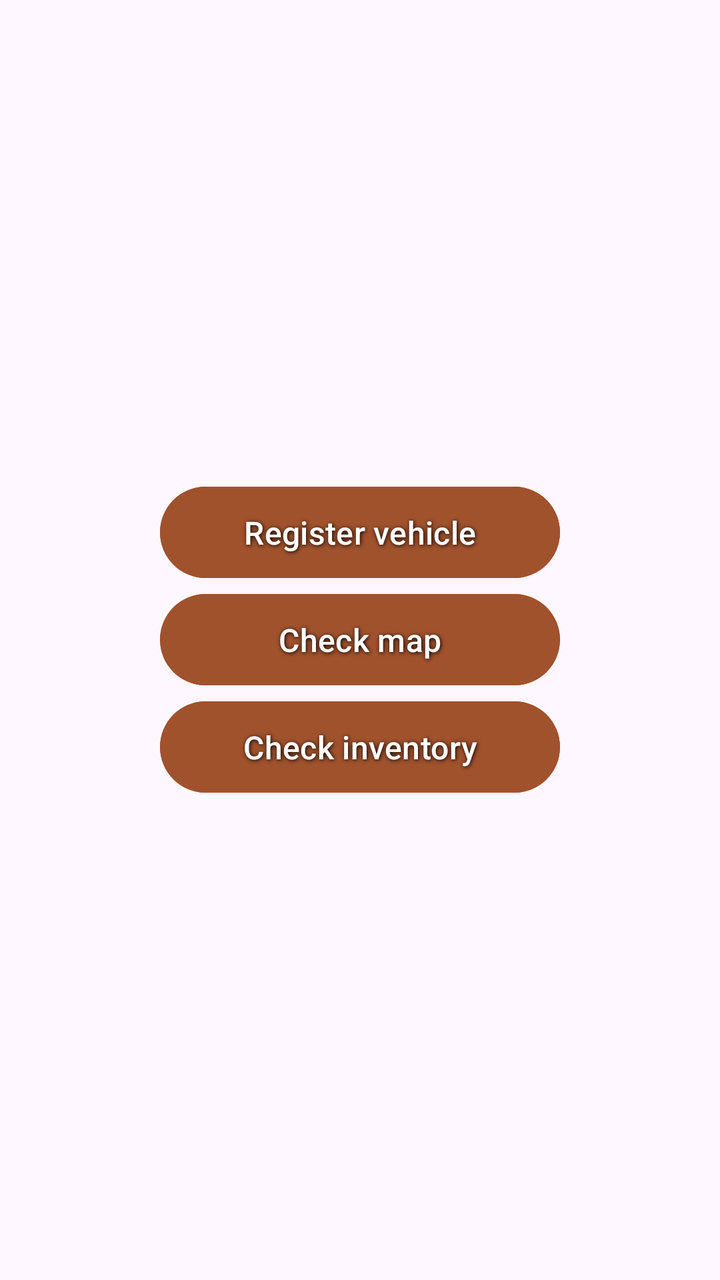
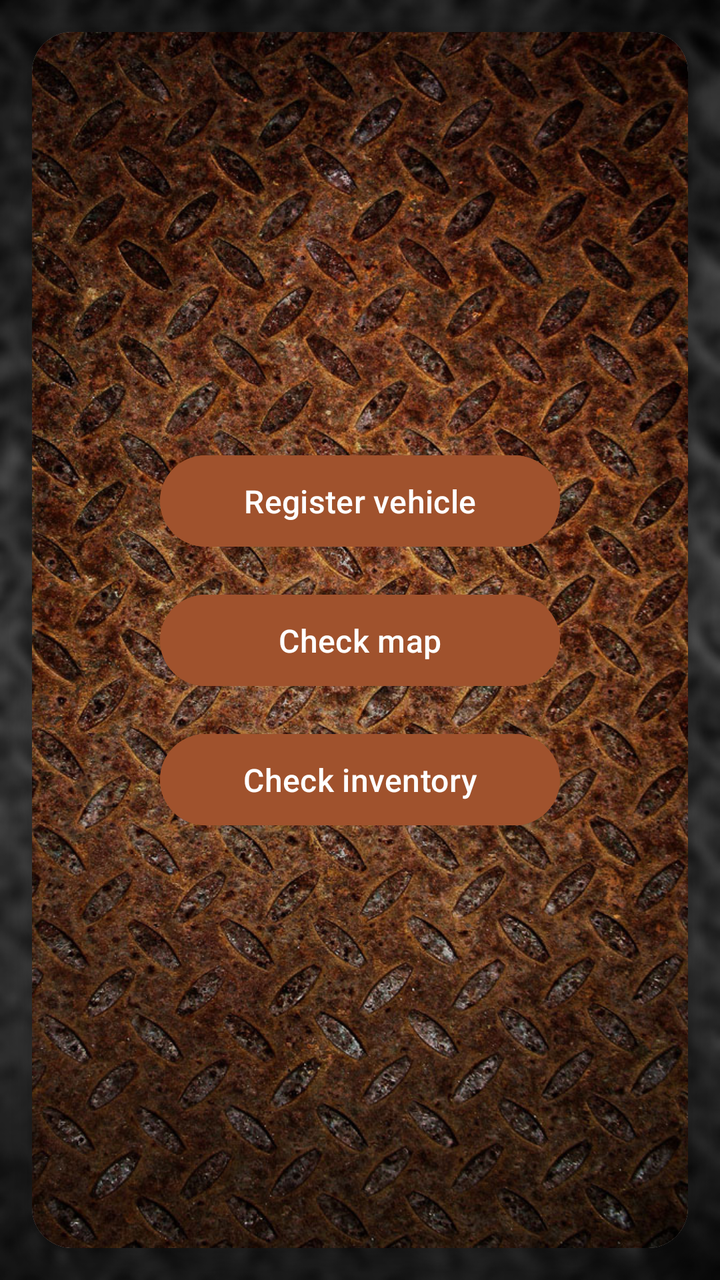

Screens rendered from an Android XML layout before and after an edit, with the pre-edit source and the edit as a unified diff.
<!-- AndroidManifest.xml: application theme Theme.ProjectDroid -->
<!-- res/layout/activity_main.xml -->
<?xml version="1.0" encoding="utf-8"?>
<LinearLayout xmlns:android="http://schemas.android.com/apk/res/android"
    android:layout_width="match_parent"
    android:layout_height="match_parent"
    android:gravity="center"
    android:orientation="vertical"
    android:padding="24dp">

    <Button
        android:id="@+id/respectBotton"
        android:layout_width="200dp"
        android:layout_height="wrap_content"
        android:backgroundTint="#A0522D"
        android:paddingHorizontal="24dp"
        android:paddingVertical="12dp"
        android:text="Register vehicle"
        android:textColor="#FFFFFF"
        android:textSize="16sp"
        android:shadowColor="#000000"
        android:shadowDx="1"
        android:shadowDy="1"
        android:shadowRadius="5" />

    <Button
        android:id="@+id/mapButton"
        android:layout_width="200dp"
        android:layout_height="wrap_content"
        android:backgroundTint="#A0522D"
        android:paddingHorizontal="24dp"
        android:paddingVertical="12dp"
        android:text="Check map"
        android:textColor="#FFFFFF"
        android:textSize="16sp"
        android:shadowColor="#000000"
        android:shadowDx="1"
        android:shadowDy="1"
        android:shadowRadius="5" />

    <Button
        android:id="@+id/inventoryButton"
        android:layout_width="200dp"
        android:layout_height="wrap_content"
        android:backgroundTint="#A0522D"
        android:paddingHorizontal="24dp"
        android:paddingVertical="12dp"
        android:text="Check inventory"
        android:textColor="#FFFFFF"
        android:textSize="16sp"
        android:shadowColor="#000000"
        android:shadowDx="1"
        android:shadowDy="1"
        android:shadowRadius="5" />




</LinearLayout>
<!-- resources referenced by this layout -->
<resources>
  <style name="Theme.ProjectDroid" parent="Base.Theme.ProjectDroid" />
  <style name="Base.Theme.ProjectDroid" parent="Theme.Material3.DayNight.NoActionBar">
          
          
      </style>
</resources>

<!-- the commit's change to res/layout/activity_main.xml (unified diff, before → after) -->
@@ -1,57 +1,84 @@
 <?xml version="1.0" encoding="utf-8"?>
-<LinearLayout xmlns:android="http://schemas.android.com/apk/res/android"
+<androidx.constraintlayout.widget.ConstraintLayout
+    xmlns:android="http://schemas.android.com/apk/res/android"
+    xmlns:app="http://schemas.android.com/apk/res-auto"
+    xmlns:tools="http://schemas.android.com/tools"
     android:layout_width="match_parent"
     android:layout_height="match_parent"
-    android:gravity="center"
-    android:orientation="vertical"
-    android:padding="24dp">
+    android:background="@drawable/rust_backgroundblurbw"
+    tools:context=".MainActivity">
 
-    <Button
-        android:id="@+id/respectBotton"
-        android:layout_width="200dp"
-        android:layout_height="wrap_content"
-        android:backgroundTint="#A0522D"
-        android:paddingHorizontal="24dp"
-        android:paddingVertical="12dp"
-        android:text="Register vehicle"
-        android:textColor="#FFFFFF"
-        android:textSize="16sp"
-        android:shadowColor="#000000"
-        android:shadowDx="1"
-        android:shadowDy="1"
-        android:shadowRadius="5" />
+    <androidx.cardview.widget.CardView
+        android:layout_width="0dp"
+        android:layout_height="0dp"
+        android:layout_margin="16dp"
+        app:cardCornerRadius="20dp"
+        app:cardElevation="8dp"
+        app:layout_constraintTop_toTopOf="parent"
+        app:layout_constraintBottom_toBottomOf="parent"
+        app:layout_constraintStart_toStartOf="parent"
+        app:layout_constraintEnd_toEndOf="parent">
 
-    <Button
-        android:id="@+id/mapButton"
-        android:layout_width="200dp"
-        android:layout_height="wrap_content"
-        android:backgroundTint="#A0522D"
-        android:paddingHorizontal="24dp"
-        android:paddingVertical="12dp"
-        android:text="Check map"
-        android:textColor="#FFFFFF"
-        android:textSize="16sp"
-        android:shadowColor="#000000"
-        android:shadowDx="1"
-        android:shadowDy="1"
-        android:shadowRadius="5" />
+        <androidx.constraintlayout.widget.ConstraintLayout
+            android:layout_width="match_parent"
+            android:layout_height="match_parent">
 
-    <Button
-        android:id="@+id/inventoryButton"
-        android:layout_width="200dp"
-        android:layout_height="wrap_content"
-        android:backgroundTint="#A0522D"
-        android:paddingHorizontal="24dp"
-        android:paddingVertical="12dp"
-        android:text="Check inventory"
-        android:textColor="#FFFFFF"
-        android:textSize="16sp"
-        android:shadowColor="#000000"
-        android:shadowDx="1"
-        android:shadowDy="1"
-        android:shadowRadius="5" />
+            <ImageView
+                android:layout_width="match_parent"
+                android:layout_height="match_parent"
+                android:scaleType="centerCrop"
+                android:src="@drawable/rust_background" />
 
+            <Button
+                android:id="@+id/respectBotton"
+                android:layout_width="200dp"
+                android:layout_height="wrap_content"
+                android:backgroundTint="#A0522D"
+                android:paddingHorizontal="24dp"
+                android:paddingVertical="12dp"
+                android:text="Register vehicle"
+                android:textColor="#FFFFFF"
+                android:textSize="16sp"
+                app:layout_constraintTop_toTopOf="parent"
+                app:layout_constraintBottom_toTopOf="@id/mapButton"
+                app:layout_constraintStart_toStartOf="parent"
+                app:layout_constraintEnd_toEndOf="parent"
+                app:layout_constraintVertical_chainStyle="packed" />
 
+            <Button
+                android:id="@+id/mapButton"
+                android:layout_width="200dp"
+                android:layout_height="wrap_content"
+                android:backgroundTint="#A0522D"
+                android:layout_marginTop="16dp"
+                android:paddingHorizontal="24dp"
+                android:paddingVertical="12dp"
+                android:text="Check map"
+                android:textColor="#FFFFFF"
+                android:textSize="16sp"
+                app:layout_constraintTop_toBottomOf="@id/respectBotton"
+                app:layout_constraintBottom_toTopOf="@id/inventoryButton"
+                app:layout_constraintStart_toStartOf="parent"
+                app:layout_constraintEnd_toEndOf="parent" />
 
+            <Button
+                android:id="@+id/inventoryButton"
+                android:layout_width="200dp"
+                android:layout_height="wrap_content"
+                android:backgroundTint="#A0522D"
+                android:layout_marginTop="16dp"
+                android:paddingHorizontal="24dp"
+                android:paddingVertical="12dp"
+                android:text="Check inventory"
+                android:textColor="#FFFFFF"
+                android:textSize="16sp"
+                app:layout_constraintTop_toBottomOf="@id/mapButton"
+                app:layout_constraintBottom_toBottomOf="parent"
+                app:layout_constraintStart_toStartOf="parent"
+                app:layout_constraintEnd_toEndOf="parent" />
 
-</LinearLayout>
+        </androidx.constraintlayout.widget.ConstraintLayout>
+
+    </androidx.cardview.widget.CardView>
+
+</androidx.constraintlayout.widget.ConstraintLayout>
<!-- resource entries referenced after the edit -->
@@ -1,5 +1,7 @@
 <!-- resources referenced by this layout -->
 <resources>
+  <!-- drawable rust_background: jpg bitmap (drawable, 361557 bytes) -->
+  <!-- drawable rust_backgroundblurbw: jpg bitmap (drawable, 70130 bytes) -->
   <style name="Theme.ProjectDroid" parent="Base.Theme.ProjectDroid" />
   <style name="Base.Theme.ProjectDroid" parent="Theme.Material3.DayNight.NoActionBar">
           
